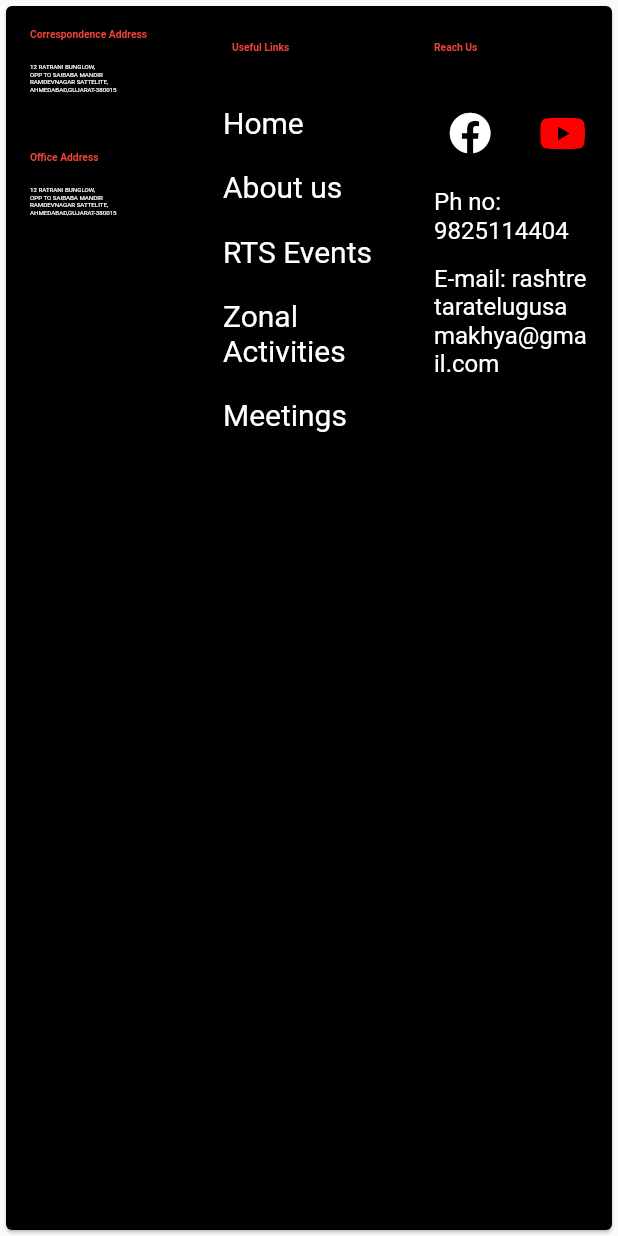
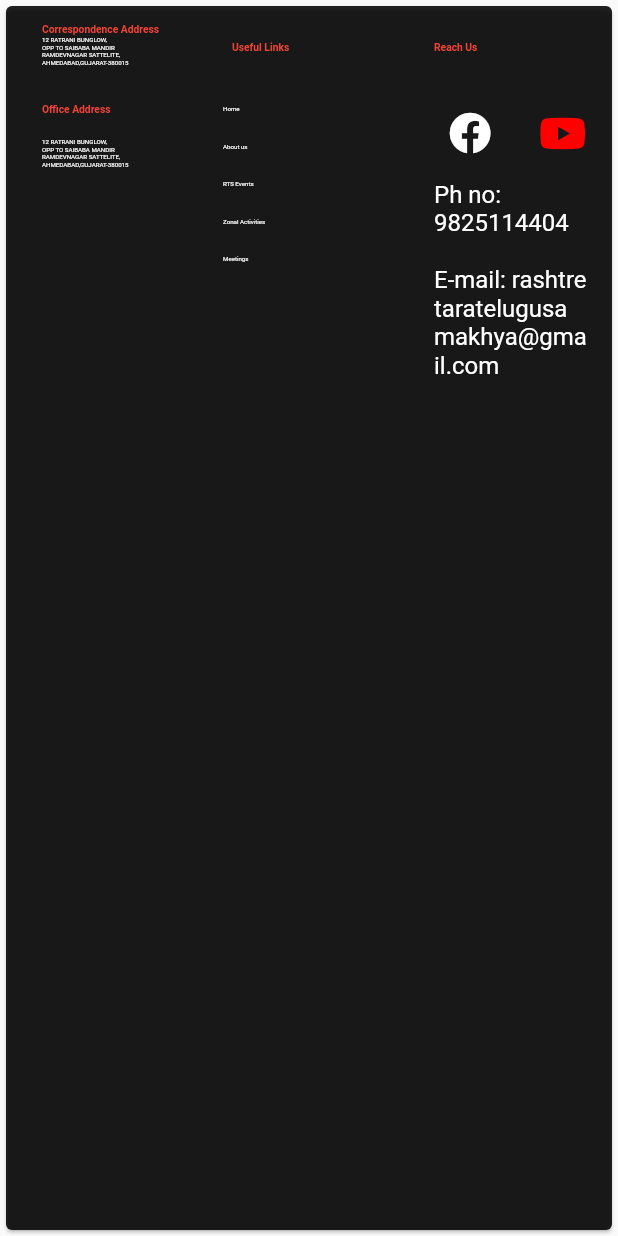
Before and after one commit to abhishekmahajan98/telugu_mahasabha_web, a Flutter app: the FooterDesktop widget shown alone on an empty page, opened directly, on a phone screen of 412 x 824 dp. Run offline on Flutter 3.47's test engine with Material 2 defaults, Android fonts, the phone set to English and light mode, and no system bars; our stand-ins replace carousel_pro, font_awesome_flutter, responsive_builder; missing offline and left inert: marquee_widget.

Commit message:
small color and aesthetic changes

```diff
--- a/lib/widgets/about_view/about_view_desktop.dart
+++ b/lib/widgets/about_view/about_view_desktop.dart
@@ -3,6 +3,7 @@ import 'package:telugu_mahasabha_web/constants/colorConstants.dart';
 import 'package:telugu_mahasabha_web/constants/photo_lists.dart';
 import 'package:telugu_mahasabha_web/widgets/about_view_sub_pages/about_view_main.dart';
 import 'package:telugu_mahasabha_web/widgets/about_view_sub_pages/custom_photo_view.dart';
+import 'package:telugu_mahasabha_web/widgets/footer/footer_desktop.dart';
 
 import 'package:telugu_mahasabha_web/widgets/navigation_bar/nav_bar_desktop.dart';
 
@@ -206,6 +207,7 @@ class _AboutViewDesktopState extends State<AboutViewDesktop> {
                 ),
               ],
             ),
+            FooterDesktop(),
           ],
         ),
       ),
--- a/lib/widgets/about_view/about_view_tablet.dart
+++ b/lib/widgets/about_view/about_view_tablet.dart
@@ -3,6 +3,7 @@ import 'package:telugu_mahasabha_web/constants/colorConstants.dart';
 import 'package:telugu_mahasabha_web/constants/photo_lists.dart';
 import 'package:telugu_mahasabha_web/widgets/about_view_sub_pages/about_view_main.dart';
 import 'package:telugu_mahasabha_web/widgets/about_view_sub_pages/custom_photo_view.dart';
+import 'package:telugu_mahasabha_web/widgets/footer/footer_tablet.dart';
 import 'package:telugu_mahasabha_web/widgets/navigation_bar/nav_bar_tablet.dart';
 import 'package:telugu_mahasabha_web/widgets/side_drawer/drawer_tablet.dart';
 
@@ -158,6 +159,7 @@ class _AboutViewTabletState extends State<AboutViewTablet> {
             padding: const EdgeInsets.symmetric(horizontal: 10),
             child: subpages[_selectedPage],
           ),
+          FooterTablet(),
         ],
       ),
     );
--- a/lib/widgets/button_nav/button_nav_button.dart
+++ b/lib/widgets/button_nav/button_nav_button.dart
@@ -5,7 +5,8 @@ class ButtonNavElement extends StatelessWidget {
   final Function onTap;
   final Color txtclr;
   final double fontSize;
-  ButtonNavElement({this.title, this.onTap, this.txtclr = Colors.white,this.fontSize=20});
+  ButtonNavElement(
+      {this.title, this.onTap, this.txtclr = Colors.white, this.fontSize = 20});
 
   @override
   Widget build(BuildContext context) {
--- a/lib/widgets/footer/footer_desktop.dart
+++ b/lib/widgets/footer/footer_desktop.dart
@@ -8,18 +8,20 @@ class FooterDesktop extends StatelessWidget {
     //double screenHeight = MediaQuery.of(context).size.height;
     double screenWidth = MediaQuery.of(context).size.width;
     return Card(
-      color: Colors.black,
+      color: Colors.black87,
       child: Row(
         crossAxisAlignment: CrossAxisAlignment.start,
+        mainAxisAlignment: MainAxisAlignment.start,
         children: [
           Expanded(
+            child: Padding(
+              padding: const EdgeInsets.all(8.0),
               child: Column(
                 mainAxisAlignment: MainAxisAlignment.start,
                 crossAxisAlignment: CrossAxisAlignment.start,
                 children: [
                   ListTile(
-                  isThreeLine: true,
-                  dense: true,
+                    //isThreeLine: true,
                     title: Text(
                       'Correspondence Address',
                       style: TextStyle(
@@ -57,6 +59,7 @@ class FooterDesktop extends StatelessWidget {
                 ],
               ),
             ),
+          ),
           Expanded(
             child: Column(
               mainAxisAlignment: MainAxisAlignment.start,
@@ -74,26 +77,31 @@ class FooterDesktop extends StatelessWidget {
                 ),
                 ButtonNavElement(
                   title: 'Home',
+                  fontSize: screenWidth / 100,
                   onTap: () {
                     Navigator.pushNamed(context, '/');
                   },
                 ),
                 ButtonNavElement(
                   title: 'About us',
+                  fontSize: screenWidth / 100,
                   onTap: () {
                     Navigator.pushNamed(context, '/about');
                   },
                 ),
                 ButtonNavElement(
                   title: 'RTS Events',
+                  fontSize: screenWidth / 100,
                   onTap: () {},
                 ),
                 ButtonNavElement(
                   title: 'Zonal Activities',
+                  fontSize: screenWidth / 100,
                   onTap: () {},
                 ),
                 ButtonNavElement(
                   title: 'Meetings',
+                  fontSize: screenWidth / 100,
                   onTap: () {},
                 ),
               ],
@@ -144,15 +152,7 @@ class FooterDesktop extends StatelessWidget {
                 ),
                 ListTile(
                   title: Text(
-                    'Ph no: 9825114404',
-                    style: TextStyle(
-                      color: Colors.white,
-                    ),
-                  ),
-                ),
-                ListTile(
-                  title: Text(
-                    'E-mail: rashtretaratelugusamakhya@gmail.com',
+                    'Ph no: 9825114404\n\nE-mail: rashtretaratelugusamakhya@gmail.com',
                     style: TextStyle(
                       color: Colors.white,
                     ),
```
Also changed, not shown: lib/widgets/button_nav/button_nav.dart (+35 -19 lines), lib/widgets/footer/footer_tablet.dart (+4 -11 lines), 1 other file. Lines whose indentation alone changed are shown as unchanged.
